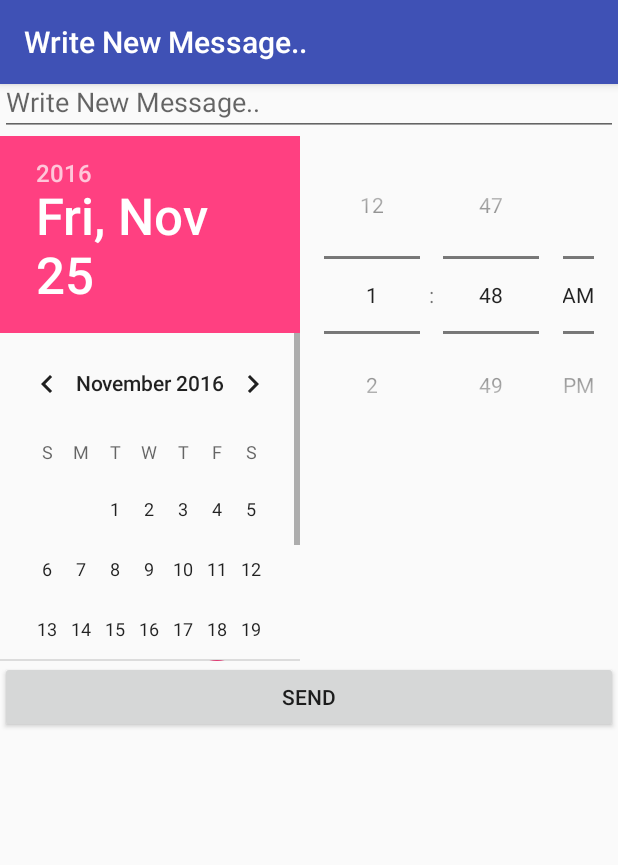
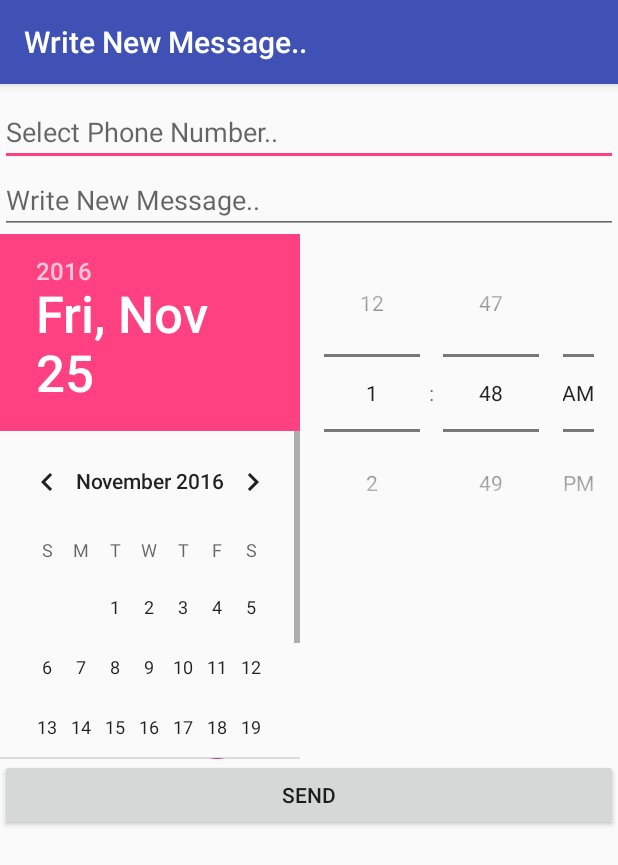
Before and after one commit to Hamashi/SMS-Delayer, an Android app: the WriteNew screen opened directly, with no data from a screen before it, on a phone screen of 412 x 824 dp. Shown: the top 865 px of the screen. Run offline under Robolectric (Android 15) with nearby library versions, the phone set to English and light mode, and no system bars.

Commit message:
Improved the design of the activity write new

```diff
--- a/app/src/main/res/layout/activity_write_new.xml
+++ b/app/src/main/res/layout/activity_write_new.xml
@@ -4,25 +4,35 @@
     xmlns:app="http://schemas.android.com/apk/res-auto"
     xmlns:tools="http://schemas.android.com/tools"
     android:layout_width="match_parent"
-    android:layout_height="match_parent"
+    android:layout_height="wrap_content"
     android:fitsSystemWindows="true"
-    tools:context="gen.smsdelay.WriteNew">
+    tools:context="gen.smsdelay.WriteNew"
+    >
 
     <android.support.design.widget.AppBarLayout
     android:layout_width="match_parent"
     android:layout_height="wrap_content"
-        android:theme="@style/AppTheme.AppBarOverlay">
+    android:theme="@style/AppTheme.AppBarOverlay"
+        >
 
     <android.support.v7.widget.Toolbar
         android:id="@+id/toolbar"
         android:layout_width="match_parent"
         android:layout_height="?attr/actionBarSize"
         android:background="?attr/colorPrimary"
-            app:popupTheme="@style/AppTheme.PopupOverlay" />
+        app:popupTheme="@style/AppTheme.PopupOverlay"
+        />
 
 </android.support.design.widget.AppBarLayout>
 
+
+    <LinearLayout
+        android:layout_width="wrap_content"
+        android:layout_height="wrap_content"
+        android:layout_marginTop="65dp"
+     >
+
     <include layout="@layout/content_write_new" />
-
+        </LinearLayout>
 
 </android.support.design.widget.CoordinatorLayout>
```
Lines whose indentation alone changed are shown as unchanged.
